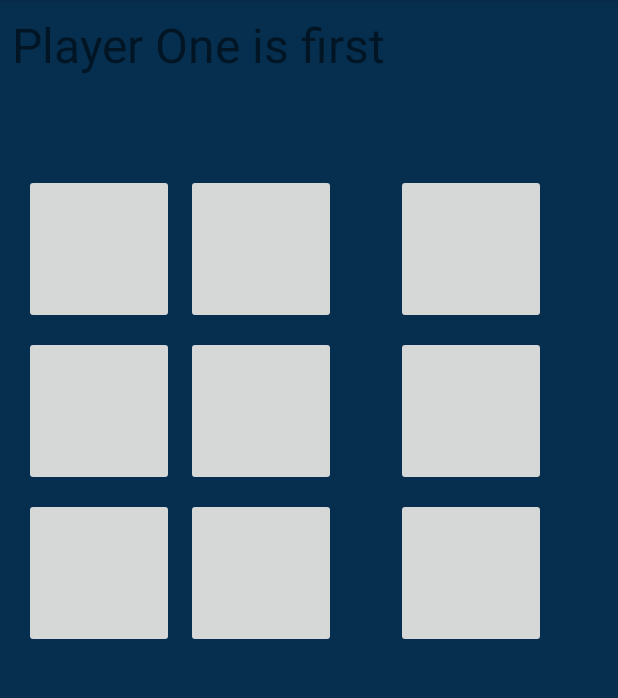
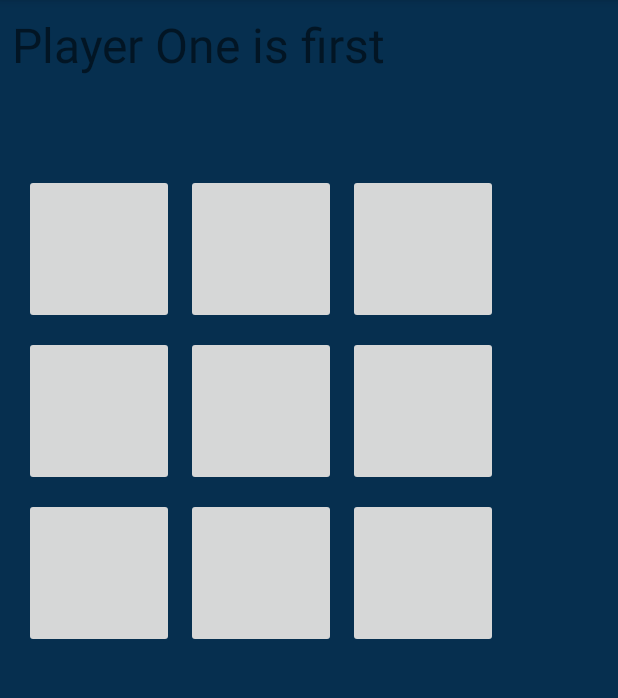
Before and after one commit to Larmstrong1626/Assignment_1, an Android app: the NotaktoActivity screen opened directly, with no data from a screen before it, on a phone screen of 412 x 824 dp, the part 84-782 px from its top. Run offline under Robolectric (Android 15) with nearby library versions, the phone set to English and light mode, and no system bars.

Commit message:
Added to notatko activity

```diff
--- a/app/src/main/res/layout/activity_notakto.xml
+++ b/app/src/main/res/layout/activity_notakto.xml
@@ -61,10 +61,8 @@
             android:id="@+id/three"
             android:layout_width="100dp"
             android:layout_height="100dp"
-            android:layout_marginEnd="8dp"
             android:layout_marginStart="8dp"
             android:scaleType="fitXY"
-            app:layout_constraintEnd_toEndOf="parent"
             app:layout_constraintStart_toEndOf="@+id/two"
             app:layout_constraintTop_toTopOf="@+id/two" />
 
```
Also changed, not shown: app/src/main/res/mipmap-hdpi/ic_launcher_round.png, app/src/main/res/mipmap-mdpi/ic_launcher.png, app/src/main/res/mipmap-mdpi/ic_launcher_round.png, app/src/main/res/mipmap-xhdpi/ic_launcher.png, app/src/main/res/mipmap-xhdpi/ic_launcher_round.png, app/src/main/res/mipmap-xxhdpi/ic_launcher.png, app/src/main/res/mipmap-xxhdpi/ic_launcher_round.png, app/src/main/res/mipmap-xxxhdpi/ic_launcher.png, app/src/main/res/mipmap-xxxhdpi/ic_launcher_round.png.
